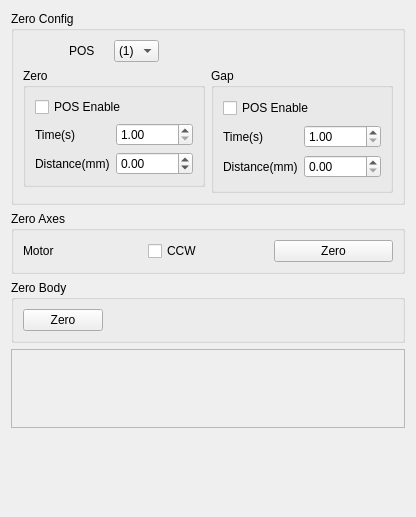
Old version of the form source/wnd/ui/motorpref.ui in the repository ww4u/megarobostudio.
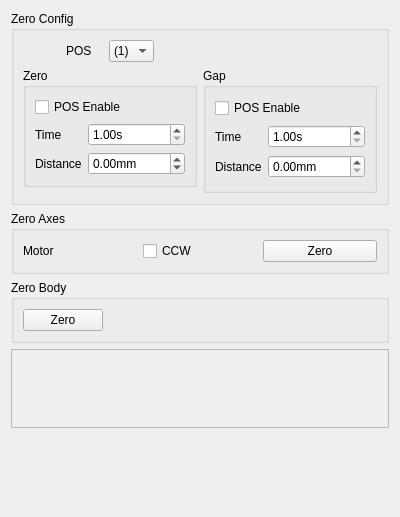
New version of the form. Icons and pictures are not drawn. Custom widgets are drawn as their Qt base class.

The edit to the form file:
```diff
--- a/source/wnd/ui/motorpref.ui
+++ b/source/wnd/ui/motorpref.ui
@@ -28,6 +28,9 @@
         <layout class="QGridLayout" name="gridLayout_4">
          <item row="1" column="1">
           <widget class="QDoubleSpinBox" name="spinGapTime">
+           <property name="suffix">
+            <string>s</string>
+           </property>
            <property name="minimum">
             <double>1.000000000000000</double>
            </property>
@@ -39,19 +42,22 @@
          <item row="2" column="0">
           <widget class="QLabel" name="label_5">
            <property name="text">
-            <string>Distance(mm)</string>
+            <string>Distance</string>
            </property>
           </widget>
          </item>
          <item row="1" column="0">
           <widget class="QLabel" name="label_4">
            <property name="text">
-            <string>Time(s)</string>
+            <string>Time</string>
            </property>
           </widget>
          </item>
          <item row="2" column="1">
           <widget class="QDoubleSpinBox" name="spinGapDist">
+           <property name="suffix">
+            <string>mm</string>
+           </property>
            <property name="maximum">
             <double>10000.000000000000000</double>
            </property>
@@ -113,12 +119,15 @@
          <item row="1" column="0">
           <widget class="QLabel" name="label_7">
            <property name="text">
-            <string>Time(s)</string>
+            <string>Time</string>
            </property>
           </widget>
          </item>
          <item row="1" column="1">
           <widget class="QDoubleSpinBox" name="spinZeroTime">
+           <property name="suffix">
+            <string>s</string>
+           </property>
            <property name="minimum">
             <double>1.000000000000000</double>
            </property>
@@ -129,6 +138,9 @@
          </item>
          <item row="2" column="1">
           <widget class="QDoubleSpinBox" name="spinZeroAngle">
+           <property name="suffix">
+            <string>mm</string>
+           </property>
            <property name="minimum">
             <double>-360.000000000000000</double>
            </property>
@@ -140,7 +152,7 @@
          <item row="2" column="0">
           <widget class="QLabel" name="label_9">
            <property name="text">
-            <string>Distance(mm)</string>
+            <string>Distance</string>
            </property>
           </widget>
          </item>
```
